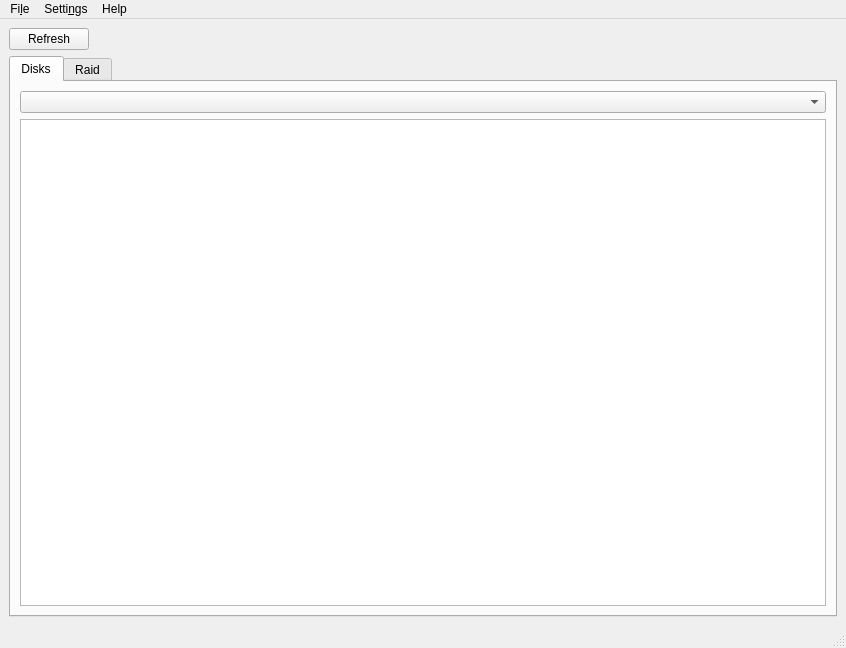
Old version of the form ui/main.ui in the repository iddekingej/blgui.
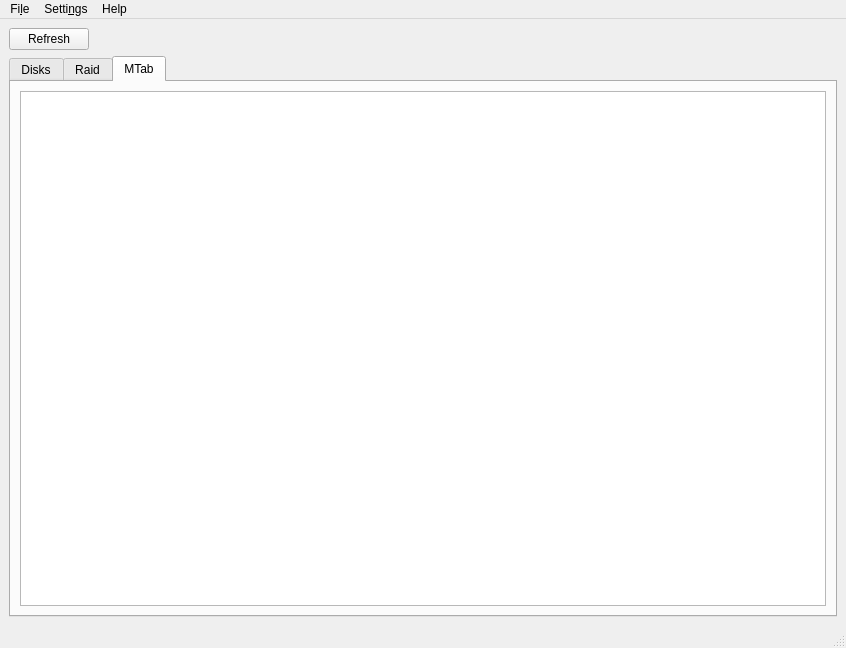
New version of the form. The open tabs and pages were chosen to show the change.

Commit message: * Fix: addMount: Wrong order parameters * Copy mounts for BTRFS raid * rename mtab[.cpp|.h]=>mount[.cpp|.h] * Show information from mtab * Fix: default open tab for partition information

What changed in the file:
```diff
--- a/ui/main.ui
+++ b/ui/main.ui
@@ -128,6 +128,16 @@
           </item>
          </layout>
         </widget>
+        <widget class="QWidget" name="tab">
+         <attribute name="title">
+          <string>MTab</string>
+         </attribute>
+         <layout class="QHBoxLayout" name="horizontalLayout_4">
+          <item>
+           <widget class="QTableView" name="mtabList"/>
+          </item>
+         </layout>
+        </widget>
        </widget>
       </item>
      </layout>
```
The commit also changes 15 other files.
